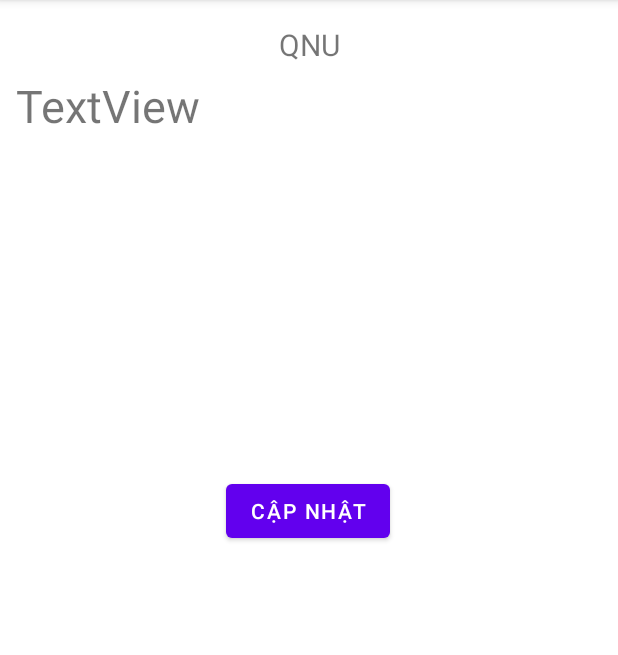
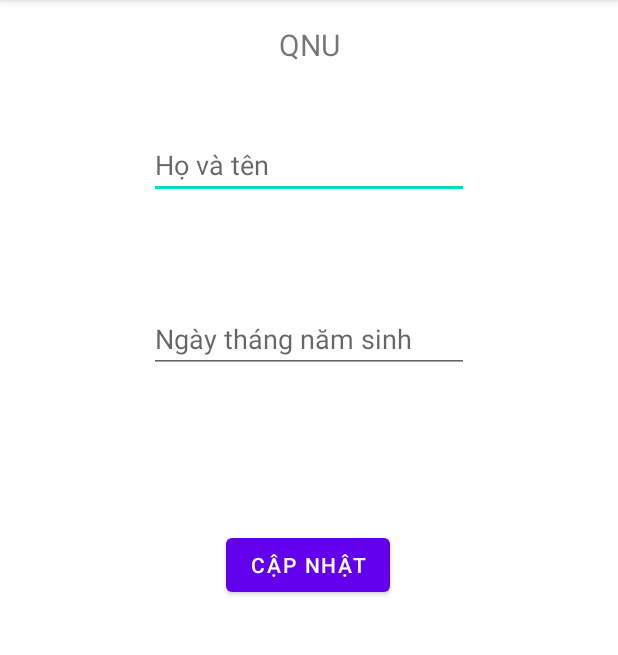
Before and after one commit to thithom23/note-online-android, an Android app: the fragment Profile shown on its own in the app's theme, on a phone screen of 412 x 824 dp, the part 84-739 px from its top. Run offline under Robolectric (Android 15) with nearby library versions, the phone set to English and light mode, and no system bars; our stand-ins replace Volley; network calls fail; 3 statements that could not run were skipped.

Commit message:
complete 95%

```diff
--- a/app/src/main/java/com/thom/Constant.java
+++ b/app/src/main/java/com/thom/Constant.java
@@ -7,6 +7,8 @@ public class Constant {
     public static final String LOGIN_URL = ACCOUNT_URL + "/login/";
     public static final String ACCOUNT_GET_INFO_URL = ACCOUNT_URL + "/get-info/";
     public static final String ACCOUNT_CREATE_ACCOUNT = ACCOUNT_URL + "/create-account";
+    public static final String ACCOUNT_UPDATE_INFO = ACCOUNT_URL + "/update-info";
+
 
     public static final String NOTE_URL = BASE_URL+"/note";
     public static final String NOTE_URL_GET_ALL = NOTE_URL + "/get-all/";
--- a/app/src/main/java/com/thom/ui/gallery/Profile.java
+++ b/app/src/main/java/com/thom/ui/gallery/Profile.java
@@ -1,10 +1,15 @@
 package com.thom.ui.gallery;
 
+import android.content.Intent;
 import android.os.Bundle;
+import android.util.Log;
 import android.view.LayoutInflater;
 import android.view.View;
 import android.view.ViewGroup;
+import android.widget.Button;
+import android.widget.EditText;
 import android.widget.TextView;
+import android.widget.Toast;
 
 import androidx.annotation.NonNull;
 import androidx.annotation.Nullable;
@@ -12,17 +17,49 @@ import androidx.fragment.app.Fragment;
 import androidx.lifecycle.Observer;
 import androidx.lifecycle.ViewModelProvider;
 
+import com.android.volley.AuthFailureError;
+import com.android.volley.Request;
+import com.android.volley.RequestQueue;
+import com.android.volley.Response;
+import com.android.volley.VolleyError;
+import com.android.volley.toolbox.StringRequest;
+import com.android.volley.toolbox.Volley;
+import com.thom.Constant;
+import com.thom.EditActivity;
+import com.thom.MainActivity;
 import com.thom.R;
+import com.thom.entity.Account;
+import com.thom.entity.Note;
+
+import org.json.JSONArray;
+import org.json.JSONException;
+import org.json.JSONObject;
+
+import java.io.UnsupportedEncodingException;
+import java.util.HashMap;
+import java.util.Map;
 
 public class Profile extends Fragment {
-
+    Button capNhat;
+    EditText hoTen, ngaySinh;
     private ProFileViewModel proFileViewModel;
+    String name;
+    Long id;
 
     public View onCreateView(@NonNull LayoutInflater inflater,
                              ViewGroup container, Bundle savedInstanceState) {
         proFileViewModel =
                 new ViewModelProvider(this).get(ProFileViewModel.class);
         View root = inflater.inflate(R.layout.fragment_profile, container, false);
+
+        MainActivity mainActivity = (MainActivity) getActivity();
+        id = mainActivity.getId();
+        name = mainActivity.getName();
+        mapper(root);
+        // theo trình tự nếu lộn xộn có thể không chạy
+        receiveProfile();
+
+
         final TextView textView = root.findViewById(R.id.text_gallery);
         proFileViewModel.getText().observe(getViewLifecycleOwner(), new Observer<String>() {
             @Override
@@ -30,6 +67,95 @@ public class Profile extends Fragment {
                 textView.setText(s);
             }
         });
+        capNhat.setOnClickListener(new View.OnClickListener() {
+            @Override
+            public void onClick(View v) {
+                updateProfile(mainActivity);
+            }
+        });
         return root;
+
+    }
+
+    private void receiveProfile() {
+        RequestQueue requestQueue = Volley.newRequestQueue(getContext());
+        StringRequest stringRequest = new StringRequest(Request.Method.GET,
+                Constant.ACCOUNT_GET_INFO_URL + id,
+                new Response.Listener<String>() {
+                    @Override
+                    public void onResponse(String response) {
+                        try {
+                            JSONObject jsonObject = new JSONObject(response);
+                            Account account = new Account(jsonObject);
+                            // hiển thị nó lên trên editText
+                            ngaySinh.setText(account.getBirthDay());
+                            hoTen.setText(account.getName());
+                        } catch (JSONException | UnsupportedEncodingException e) {
+                            e.printStackTrace();
+                        }
+                    }
+                }, new Response.ErrorListener() {
+            @Override
+            public void onErrorResponse(VolleyError error) {
+                Toast toast = Toast.makeText(getActivity(),
+                        "Lỗi kết nối", Toast.LENGTH_LONG);
+                toast.show();
+            }
+        });
+
+        requestQueue.add(stringRequest);
+    }
+
+    private void updateProfile(MainActivity mainActivity) {
+        RequestQueue requestQueue = Volley.newRequestQueue(getContext());
+        StringRequest stringRequest = new StringRequest(Request.Method.PUT, Constant.ACCOUNT_UPDATE_INFO,
+                new Response.Listener<String>() {
+                    @Override
+                    public void onResponse(String response) {
+                        mainActivity.setName(hoTen.getText().toString());
+                        Toast toast = Toast.makeText(getContext(),
+                                "Cập nhật thành công", Toast.LENGTH_LONG);
+                        toast.show();
+                    }
+                }, new Response.ErrorListener() {
+            @Override
+            public void onErrorResponse(VolleyError error) {
+                Toast toast = Toast.makeText(getContext(),
+                        "Lỗi kết nối", Toast.LENGTH_LONG);
+                toast.show();
+            }
+        }) {
+            @Override
+            public byte[] getBody() throws AuthFailureError {
+                try {
+                    JSONObject jsonBody = new JSONObject();
+                    //jsonBody.put("accountId", accountId);
+                    jsonBody.put("birthDay", ngaySinh.getText());
+                    jsonBody.put("id", id);
+                    jsonBody.put("name", hoTen.getText());
+                    String requestBody = jsonBody.toString();
+                    return requestBody == null ? null : requestBody.getBytes("utf-8");
+                } catch (UnsupportedEncodingException | JSONException uee) {
+                    Log.d("log==============", "error");
+                    return null;
+                }
+            }
+
+            @Override
+            public Map<String, String> getHeaders() {
+                HashMap<String, String> params = new HashMap<>();
+                params.put("Content-Type", "application/json; charset=utf-8");
+                // tham số đường dẫn gọi URL
+                return params;
+            }
+        };
+
+        requestQueue.add(stringRequest);
+    }
+
+    private void mapper(View root) {
+        capNhat = (Button) root.findViewById(R.id.capNhat);
+        hoTen = (EditText) root.findViewById(R.id.hoTen);
+        ngaySinh = (EditText) root.findViewById(R.id.ngaySinh);
     }
 }
--- a/app/src/main/res/layout/fragment_profile.xml
+++ b/app/src/main/res/layout/fragment_profile.xml
@@ -23,29 +23,41 @@
         app:layout_constraintVertical_bias="0.011" />
 
     <Button
-        android:id="@+id/button2"
+        android:id="@+id/capNhat"
         android:layout_width="wrap_content"
         android:layout_height="wrap_content"
-        android:layout_marginTop="12dp"
+        android:layout_marginBottom="264dp"
         android:text="Cập nhật"
         app:layout_constraintBottom_toBottomOf="parent"
         app:layout_constraintEnd_toEndOf="parent"
         app:layout_constraintHorizontal_bias="0.498"
         app:layout_constraintStart_toStartOf="parent"
-        app:layout_constraintTop_toBottomOf="@+id/textView"
-        app:layout_constraintVertical_bias="0.008" />
+        app:layout_constraintTop_toBottomOf="@+id/ngaySinh" />
 
-    <TextView
-        android:id="@+id/textView"
-        android:layout_width="390dp"
-        android:layout_height="251dp"
-        android:text="TextView"
-        android:textSize="30sp"
+    <EditText
+        android:id="@+id/hoTen"
+        android:layout_width="wrap_content"
+        android:layout_height="wrap_content"
+        android:ems="10"
+        android:inputType="textPersonName"
+        android:hint="Họ và tên"
         app:layout_constraintBottom_toBottomOf="parent"
         app:layout_constraintEnd_toEndOf="parent"
-        app:layout_constraintHorizontal_bias="0.478"
         app:layout_constraintStart_toStartOf="parent"
         app:layout_constraintTop_toBottomOf="@+id/text_gallery"
-        app:layout_constraintVertical_bias="0.014" />
+        app:layout_constraintVertical_bias="0.065" />
+
+    <EditText
+        android:id="@+id/ngaySinh"
+        android:layout_width="wrap_content"
+        android:layout_height="wrap_content"
+        android:ems="10"
+        android:inputType="textPersonName"
+        android:hint="Ngày tháng năm sinh"
+        app:layout_constraintBottom_toBottomOf="parent"
+        app:layout_constraintEnd_toEndOf="parent"
+        app:layout_constraintStart_toStartOf="parent"
+        app:layout_constraintTop_toBottomOf="@+id/hoTen"
+        app:layout_constraintVertical_bias="0.12" />
 
 </androidx.constraintlayout.widget.ConstraintLayout>
--- a/app/src/main/res/menu/activity_main_drawer.xml
+++ b/app/src/main/res/menu/activity_main_drawer.xml
@@ -13,10 +13,5 @@
             android:icon="@drawable/ic_menu_gallery"
             android:title="@string/menu_gallery" />
 
-        <item
-            android:id="@+id/nav_slideshow"
-            android:icon="@drawable/ic_menu_slideshow"
-            android:title="@string/menu_slideshow" />
-
     </group>
 </menu>
--- a/app/src/main/res/values/strings.xml
+++ b/app/src/main/res/values/strings.xml
@@ -10,7 +10,6 @@
     <string name="menu_edit">Sửa</string>
 
     <string name="menu_home">Trang chủ</string>
-    <string name="menu_gallery">Trang cá nhân</string>
-    <string name="menu_slideshow">Bảo mật</string>
+    <string name="menu_gallery">Thông tin cá nhân</string>
     <string name="title_activity_login">LoginActivity</string>
 </resources>
```
Also changed, not shown: app/src/main/java/com/thom/MainActivity.java (+6 -1 lines).
